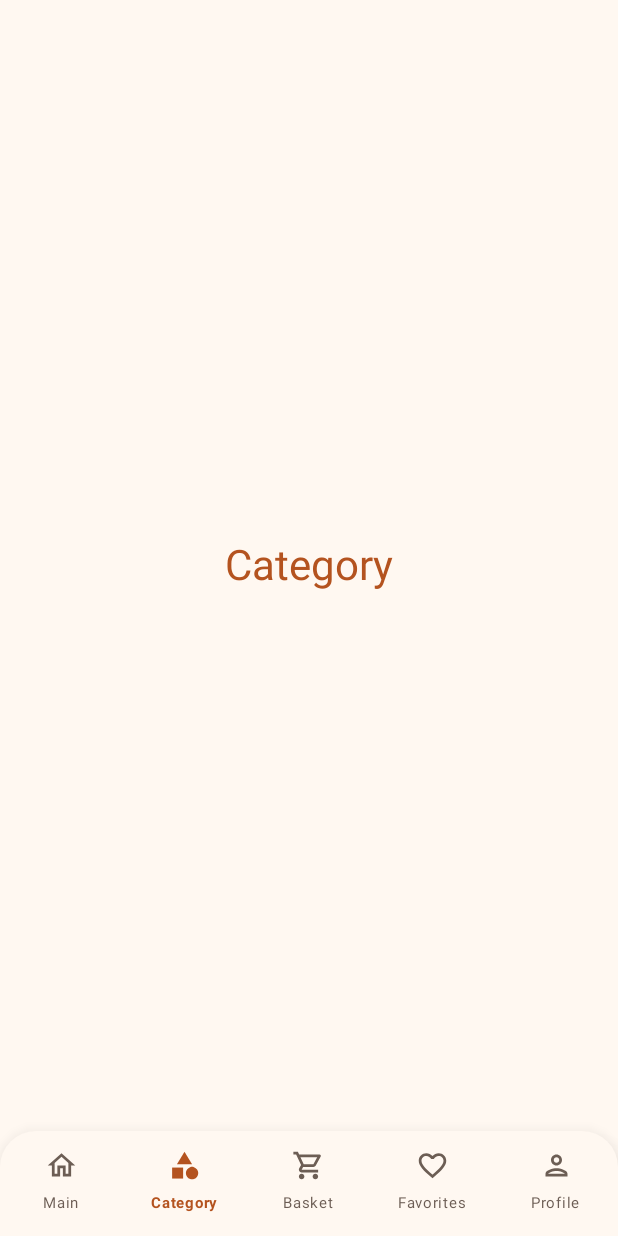
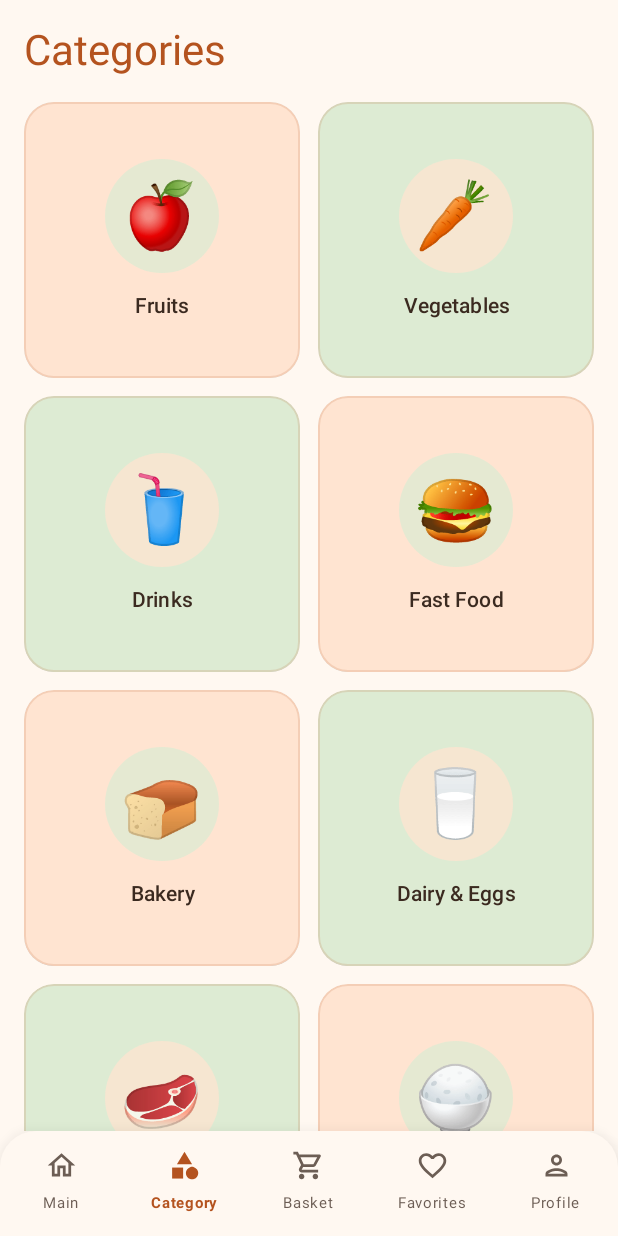
Before and after one commit to ArturZhanS/MarketGo, an Android app built with Jetpack Compose: the CategoryScreen screen opened through its navigation route, on a phone screen of 412 x 824 dp. Run offline under Robolectric (Android 15) with nearby library versions, the phone set to English and light mode, and no system bars.

Commit message:
Market Go: add category card and screen and fix some thing

```diff
--- a/app/src/main/java/com/example/marketgo/navigation/AppNavigation.kt
+++ b/app/src/main/java/com/example/marketgo/navigation/AppNavigation.kt
@@ -19,6 +19,10 @@ import com.example.marketgo.ui.screens.MainScreen
 import com.example.marketgo.ui.screens.PlaceholderScreen
 import com.example.marketgo.ui.screens.WelcomeScreen
 import com.example.marketgo.viewmodel.MarketViewModel
+import androidx.navigation.NavType
+import androidx.navigation.navArgument
+import com.example.marketgo.ui.screens.CategoryProductsScreen
+import com.example.marketgo.ui.screens.CategoryScreen
 
 @Composable
 fun AppNavigation(
@@ -61,7 +65,23 @@ fun AppNavigation(
                 )
             }
             composable(Routes.MAIN) { MainScreen(viewModel) }
-            composable(Routes.CATEGORY) { PlaceholderScreen("Category") }
+            composable(Routes.CATEGORY) {
+                CategoryScreen(
+                    categories = viewModel.categories,
+                    onCategoryClick = { id -> navController.navigate(Routes.categoryProducts(id)) }
+                )
+            }
+            composable(
+                route = "${Routes.CATEGORY_PRODUCTS}/{${Routes.CATEGORY_ID_ARG}}",
+                arguments = listOf(navArgument(Routes.CATEGORY_ID_ARG) { type = NavType.IntType })
+            ) { entry ->
+                val categoryId = entry.arguments?.getInt(Routes.CATEGORY_ID_ARG) ?: 0
+                CategoryProductsScreen(
+                    viewModel = viewModel,
+                    categoryId = categoryId,
+                    onBackClick = { navController.popBackStack() }
+                )
+            }
             composable(Routes.BASKET) { PlaceholderScreen("Basket") }
             composable(Routes.FAVORITES) { PlaceholderScreen("Favorites") }
             composable(Routes.PROFILE) { PlaceholderScreen("Profile") }
--- /dev/null
+++ b/app/src/main/java/com/example/marketgo/ui/components/CategoryCard.kt
@@ -0,0 +1,126 @@
+package com.example.marketgo.ui.components
+
+import androidx.compose.foundation.BorderStroke
+import androidx.compose.foundation.background
+import androidx.compose.foundation.clickable
+import androidx.compose.foundation.layout.Arrangement
+import androidx.compose.foundation.layout.Box
+import androidx.compose.foundation.layout.Column
+import androidx.compose.foundation.layout.Row
+import androidx.compose.foundation.layout.Spacer
+import androidx.compose.foundation.layout.aspectRatio
+import androidx.compose.foundation.layout.fillMaxSize
+import androidx.compose.foundation.layout.fillMaxWidth
+import androidx.compose.foundation.layout.height
+import androidx.compose.foundation.layout.padding
+import androidx.compose.foundation.layout.size
+import androidx.compose.foundation.shape.CircleShape
+import androidx.compose.foundation.shape.RoundedCornerShape
+import androidx.compose.material3.Card
+import androidx.compose.material3.CardDefaults
+import androidx.compose.material3.MaterialTheme
+import androidx.compose.material3.Text
+import androidx.compose.runtime.Composable
+import androidx.compose.ui.Alignment
+import androidx.compose.ui.Modifier
+import androidx.compose.ui.draw.clip
+import androidx.compose.ui.graphics.Color
+import androidx.compose.ui.text.font.FontWeight
+import androidx.compose.ui.text.style.TextAlign
+import androidx.compose.ui.text.style.TextOverflow
+import androidx.compose.ui.tooling.preview.Preview
+import androidx.compose.ui.unit.dp
+import androidx.compose.ui.unit.sp
+import com.example.marketgo.model.Category
+import com.example.marketgo.ui.theme.MarketGoTheme
+
+@Composable
+fun CategoryCard(
+    category: Category,
+    containerColor: Color = MaterialTheme.colorScheme.primaryContainer,
+    circleColor: Color = MaterialTheme.colorScheme.secondaryContainer,
+    onClick: () -> Unit,
+    modifier: Modifier = Modifier
+) {
+    Card(
+        modifier = modifier
+            .fillMaxWidth()
+            .aspectRatio(1f)
+            .clip(RoundedCornerShape(20.dp))
+            .clickable(onClick = onClick),
+        shape = RoundedCornerShape(20.dp),
+        colors = CardDefaults.cardColors(
+            containerColor = containerColor
+        ),
+        elevation = CardDefaults.cardElevation(defaultElevation = 4.dp),
+        border = BorderStroke(
+            width = 1.dp,
+            color = MaterialTheme.colorScheme.primary.copy(alpha = 0.15f)
+        )
+    ) {
+        Column(
+            modifier = Modifier
+                .fillMaxSize()
+                .padding(14.dp),
+            horizontalAlignment = Alignment.CenterHorizontally,
+            verticalArrangement = Arrangement.Center
+        ) {
+            Box(
+                modifier = Modifier
+                    .size(76.dp)
+                    .clip(CircleShape)
+                    .background(
+                        color = circleColor.copy(alpha = 0.75f)
+                    ),
+                contentAlignment = Alignment.Center
+            ) {
+                Text(
+                    text = category.emoji,
+                    fontSize = 44.sp
+                )
+            }
+
+            Spacer(modifier = Modifier.height(12.dp))
+
+            Text(
+                text = category.name,
+                style = MaterialTheme.typography.titleSmall,
+                fontWeight = FontWeight.SemiBold,
+                color = MaterialTheme.colorScheme.onSurface,
+                maxLines = 2,
+                overflow = TextOverflow.Ellipsis,
+                textAlign = TextAlign.Center
+            )
+        }
+    }
+}
+
+@Preview(
+    showBackground = true
+)
+@Composable
+fun CategoryCardPreview() {
+    MarketGoTheme {
+        Row(
+            modifier = Modifier
+                .fillMaxWidth()
+                .padding(16.dp),
+            horizontalArrangement = Arrangement.spacedBy(14.dp)
+        ) {
+            CategoryCard(
+                category = Category(1, "Fruits", "🍎"),
+                containerColor = MaterialTheme.colorScheme.primaryContainer,
+                circleColor = MaterialTheme.colorScheme.secondaryContainer,
+                onClick = {},
+                modifier = Modifier.weight(1f)
+            )
+            CategoryCard(
+                category = Category(2, "Vegetables", "🥕"),
+                containerColor = MaterialTheme.colorScheme.secondaryContainer,
+                circleColor = MaterialTheme.colorScheme.primaryContainer,
+                onClick = {},
+                modifier = Modifier.weight(1f)
+            )
+        }
+    }
+}
--- /dev/null
+++ b/app/src/main/java/com/example/marketgo/ui/screens/CategoryScreen.kt
@@ -0,0 +1,81 @@
+package com.example.marketgo.ui.screens
+
+import androidx.compose.foundation.background
+import androidx.compose.foundation.layout.Arrangement
+import androidx.compose.foundation.layout.Column
+import androidx.compose.foundation.layout.PaddingValues
+import androidx.compose.foundation.layout.Spacer
+import androidx.compose.foundation.layout.fillMaxSize
+import androidx.compose.foundation.layout.height
+import androidx.compose.foundation.layout.padding
+import androidx.compose.foundation.lazy.grid.GridCells
+import androidx.compose.foundation.lazy.grid.LazyVerticalGrid
+import androidx.compose.foundation.lazy.grid.itemsIndexed
+import androidx.compose.material3.MaterialTheme
+import androidx.compose.material3.Text
+import androidx.compose.runtime.Composable
+import androidx.compose.ui.Modifier
+import androidx.compose.ui.tooling.preview.Preview
+import androidx.compose.ui.unit.dp
+import com.example.marketgo.model.Category
+import com.example.marketgo.model.TemporaryData
+import com.example.marketgo.ui.components.CategoryCard
+import com.example.marketgo.ui.theme.MarketGoTheme
+
+@Composable
+fun CategoryScreen(
+    categories: List<Category>,
+    onCategoryClick: (Int) -> Unit
+) {
+    Column(
+        modifier = Modifier
+            .fillMaxSize()
+            .background(MaterialTheme.colorScheme.background)
+            .padding(horizontal = 16.dp)
+    ) {
+        Spacer(modifier = Modifier.height(16.dp))
+        Text(
+            text = "Categories",
+            style = MaterialTheme.typography.headlineMedium,
+            color = MaterialTheme.colorScheme.primary
+        )
+        Spacer(modifier = Modifier.height(16.dp))
+        LazyVerticalGrid(
+            columns = GridCells.Fixed(2),
+            horizontalArrangement = Arrangement.spacedBy(12.dp),
+            verticalArrangement = Arrangement.spacedBy(12.dp),
+            contentPadding = PaddingValues(bottom = 16.dp)
+        ) {
+            itemsIndexed(categories, key = { _, category -> category.id }) { index, category ->
+                val isPrimary = ((index / 2) + (index % 2)) % 2 == 0
+
+                CategoryCard(
+                    category = category,
+                    containerColor = if (isPrimary)
+                        MaterialTheme.colorScheme.primaryContainer
+                    else
+                        MaterialTheme.colorScheme.secondaryContainer,
+                    circleColor = if (isPrimary)
+                        MaterialTheme.colorScheme.secondaryContainer
+                    else
+                        MaterialTheme.colorScheme.primaryContainer,
+                    onClick = { onCategoryClick(category.id) }
+                )
+            }
+        }
+    }
+}
+
+@Preview(
+    showBackground = true,
+    showSystemUi = true
+)
+@Composable
+fun CategoryScreenPreview() {
+    MarketGoTheme {
+        CategoryScreen(
+            categories = TemporaryData.categories,
+            onCategoryClick = {}
+        )
+    }
+}
--- a/app/src/main/java/com/example/marketgo/ui/screens/MainScreen.kt
+++ b/app/src/main/java/com/example/marketgo/ui/screens/MainScreen.kt
@@ -64,7 +64,9 @@ fun MainScreenContent(
     Column(
         modifier = Modifier
             .fillMaxSize()
-            .background(MaterialTheme.colorScheme.background)
+            .background(
+                color = MaterialTheme.colorScheme.background
+            )
             .padding(horizontal = 16.dp)
     ) {
         Spacer(modifier = Modifier.height(16.dp))
@@ -79,7 +81,6 @@ fun MainScreenContent(
             onQueryChange = onQueryChange
         )
         Spacer(modifier = Modifier.height(16.dp))
-
         if (products.isEmpty()) {
             NotFoundMessage(query = query)
         } else {
--- a/app/src/main/java/com/example/marketgo/ui/screens/NavigationBar.kt
+++ b/app/src/main/java/com/example/marketgo/ui/screens/NavigationBar.kt
@@ -46,7 +46,6 @@ fun MarketBottomBar(
                 val selected = currentRoute == item.route
                 val color = if (selected) MaterialTheme.colorScheme.primary
                 else MaterialTheme.colorScheme.onSurface.copy(alpha = 0.75f)
-
                 Column(
                     modifier = Modifier
                         .weight(1f)
--- a/app/src/main/java/com/example/marketgo/viewmodel/MarketViewModel.kt
+++ b/app/src/main/java/com/example/marketgo/viewmodel/MarketViewModel.kt
@@ -46,4 +46,9 @@ class MarketViewModel : ViewModel() {
             if (productId in ids) ids - productId else ids + productId
         }
     }
+
+    fun getCategory(id: Int): Category? = categories.find { it.id == id }
+
+    fun getProductsByCategory(categoryId: Int): List<Product> =
+        _products.value.filter { it.categoryId == categoryId }
 }
```
Also changed, not shown: app/src/main/java/com/example/marketgo/ui/screens/CategoryProductsScreen.kt (added, +80 -0 lines).
